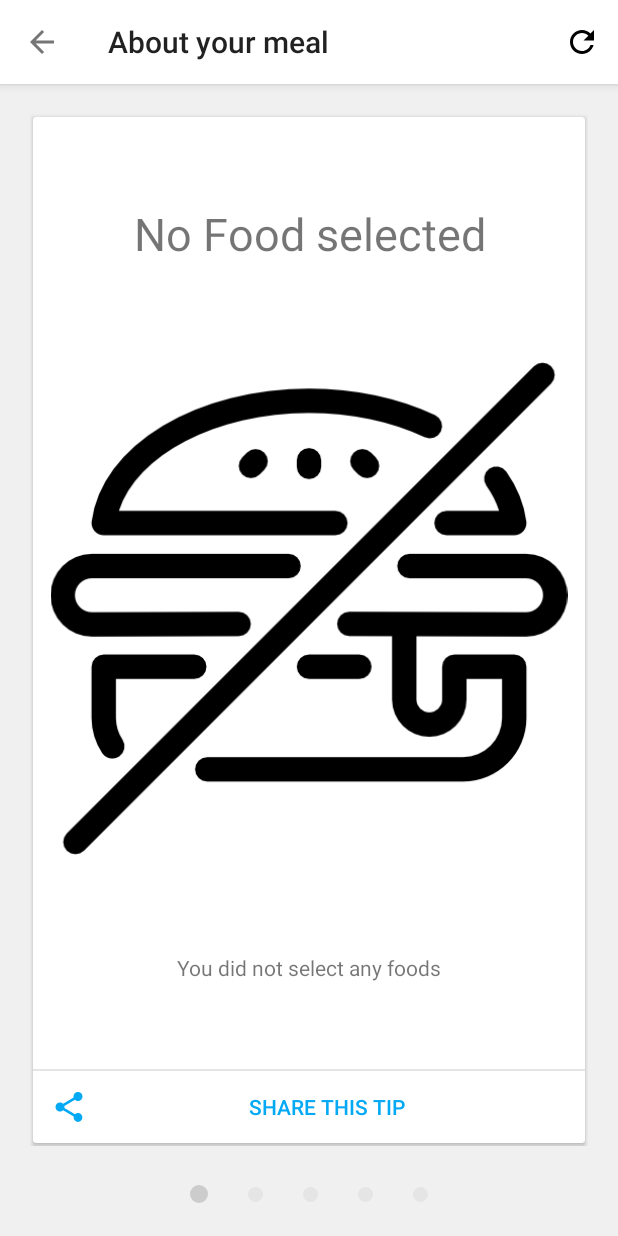
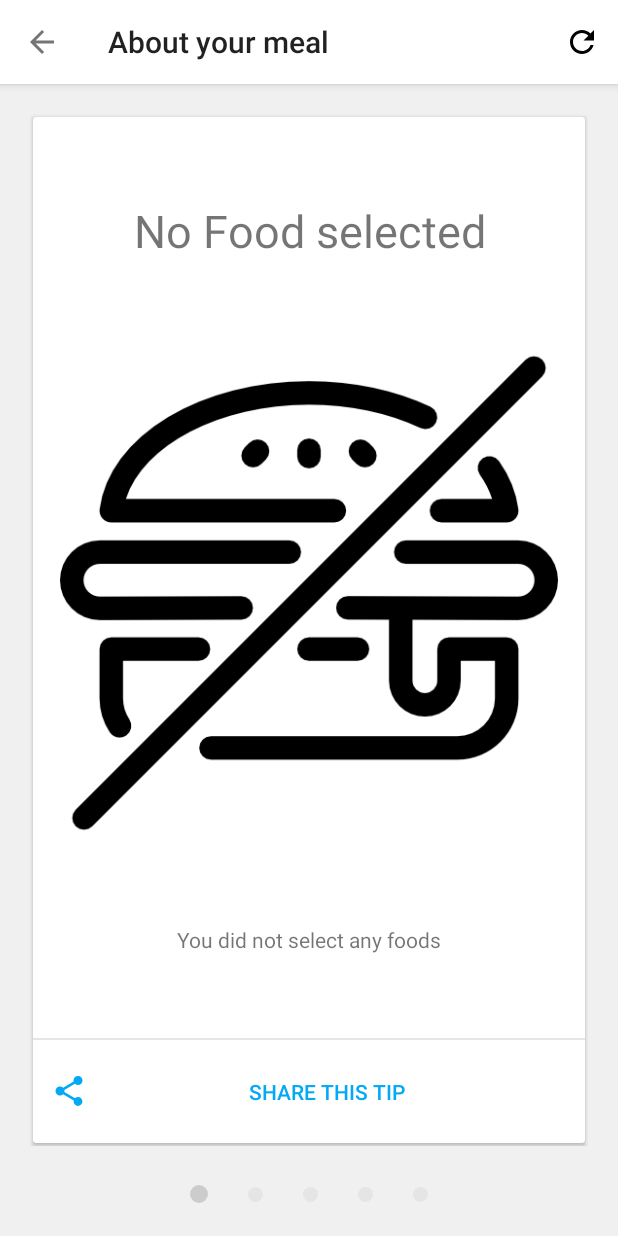
Before and after one commit to seherm/HappyBaby, an Android app: the FeedbackActivity screen opened directly, with no data from a screen before it, on a phone screen of 412 x 824 dp. Run offline under Robolectric (Android 15) with nearby library versions, the phone set to English and light mode, and no system bars.

Commit message:
fixed sharing bug

```diff
--- a/app/src/main/res/layout/feedback_item_layout.xml
+++ b/app/src/main/res/layout/feedback_item_layout.xml
@@ -19,6 +19,12 @@
             android:layout_width="match_parent"
             android:layout_height="match_parent"
             android:orientation="vertical">
+
+                <LinearLayout
+                    android:layout_width="match_parent"
+                    android:layout_height="0dp"
+                    android:layout_weight="9"
+                    android:orientation="vertical">
 
                 <TextView
                     android:id="@+id/title_pager_item"
@@ -56,6 +62,8 @@
                     android:paddingLeft="5dp"
                     android:paddingRight="5dp" />
 
+                </LinearLayout>
+
             <View
                 android:layout_width="match_parent"
                 android:layout_height="1dp"
@@ -65,7 +73,8 @@
                 android:id="@+id/share_button_pager_item"
                 style="@style/Base.Widget.AppCompat.Button.Borderless.Colored"
                 android:layout_width="match_parent"
-                android:layout_height="wrap_content"
+                android:layout_height="0dp"
+                android:layout_weight="1"
                 android:drawableLeft="@drawable/ic_share_black_24dp"
                 android:drawableStart="@drawable/ic_share_black_24dp"
                 android:drawableTint="@color/lightBlue"
```
